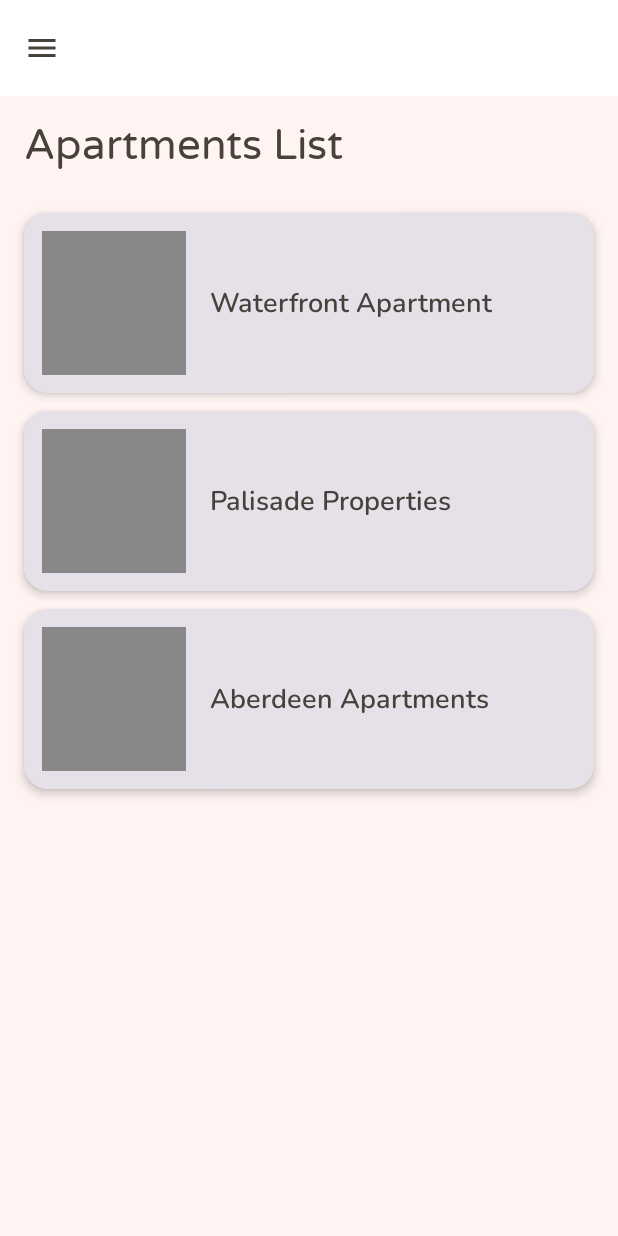
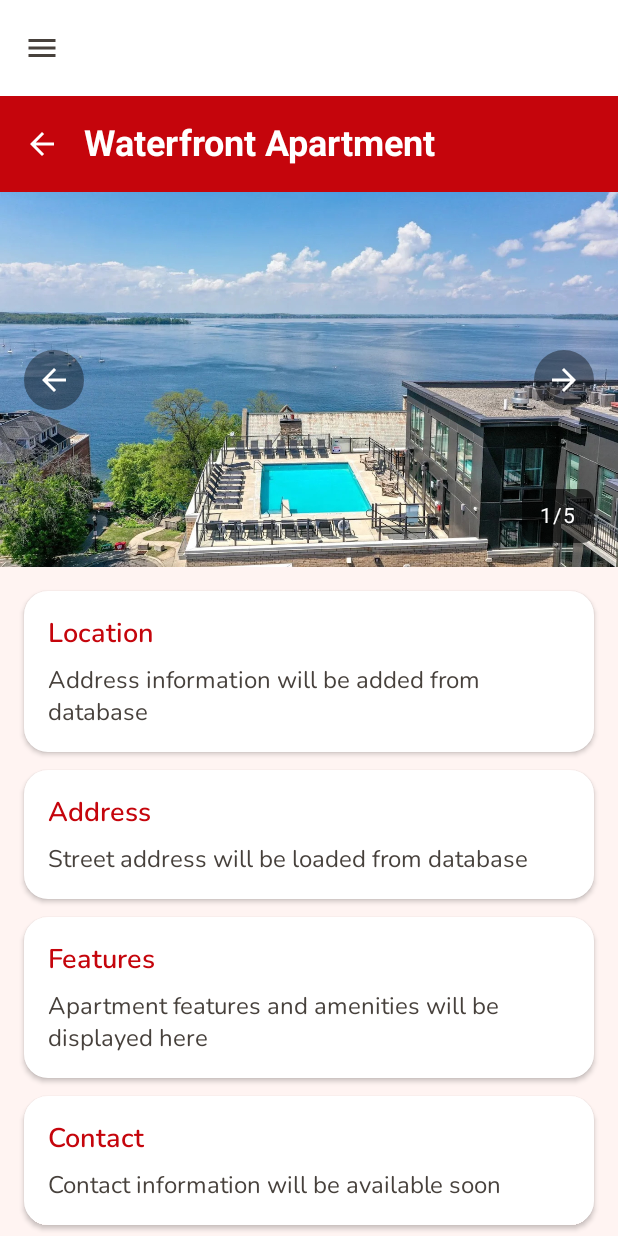
Before and after one commit to Caleb-C6/MadisonMapple, an Android app built with Jetpack Compose: the ApartmentsListScreen screen opened through its navigation route, after a tap on "Waterfront Apartment", on a phone screen of 412 x 824 dp. Run offline under Robolectric (Android 15) with nearby library versions, the phone set to English and light mode, and no system bars; our stand-ins replace Firebase (no records; nobody signed in at launch, a user with empty details on screens opened directly).

Commit message:
added apartment details screens with image galleries

```diff
--- /dev/null
+++ b/app/src/main/java/com/cs407/myapplication/ui/screens/ApartmentDetailScreen.kt
@@ -0,0 +1,215 @@
+package com.cs407.myapplication.ui.screens
+
+import androidx.compose.foundation.Image
+import androidx.compose.foundation.background
+import androidx.compose.foundation.clickable
+import androidx.compose.foundation.layout.*
+import androidx.compose.foundation.rememberScrollState
+import androidx.compose.foundation.shape.RoundedCornerShape
+import androidx.compose.foundation.verticalScroll
+import androidx.compose.material.icons.Icons
+import androidx.compose.material.icons.filled.ArrowBack
+import androidx.compose.material.icons.filled.ArrowForward
+import androidx.compose.material3.*
+import androidx.compose.runtime.*
+import androidx.compose.ui.Alignment
+import androidx.compose.ui.Modifier
+import androidx.compose.ui.graphics.Color
+import androidx.compose.ui.layout.ContentScale
+import androidx.compose.ui.res.painterResource
+import androidx.compose.ui.text.font.FontWeight
+import androidx.compose.ui.unit.dp
+import androidx.compose.ui.unit.sp
+import com.cs407.myapplication.R
+import com.cs407.myapplication.ui.screens.Apartment
+
+@Composable
+fun ApartmentDetailScreen(
+    apartment: Apartment,
+    onBackClick: () -> Unit = {}
+) {
+    var currentImageIndex by remember { mutableStateOf(0) }
+
+    val galleryImages = when (apartment.name) {
+        "Waterfront Apartment" -> listOf(
+            R.drawable.waterfront,
+            R.drawable.waterfontgallary1,
+            R.drawable.waterfontgallary2,
+            R.drawable.waterfontgallary3,
+            R.drawable.waterfontgallary4
+        )
+        "Palisade Properties" -> listOf(
+            R.drawable.palisade,
+            R.drawable.palisadegallary1,
+            R.drawable.palisadegallary2,
+            R.drawable.palisadegallary3,
+            R.drawable.palisadegallary4
+        )
+        "Aberdeen Apartments" -> listOf(
+            R.drawable.aberdeen,
+            R.drawable.aberdeengallary1,
+            R.drawable.aberdeengallary2,
+            R.drawable.aberdeengallary3,
+            R.drawable.aberdeengallary4
+        )
+        else -> listOf(apartment.imageRes)
+    }
+
+    Column(
+        modifier = Modifier
+            .fillMaxSize()
+            .verticalScroll(rememberScrollState())
+    ) {
+        Row(
+            modifier = Modifier
+                .fillMaxWidth()
+                .background(MaterialTheme.colorScheme.primary)
+                .padding(16.dp),
+            verticalAlignment = Alignment.CenterVertically
+        ) {
+            IconButton(
+                onClick = onBackClick,
+                modifier = Modifier.size(24.dp)
+            ) {
+                Icon(
+                    imageVector = Icons.Default.ArrowBack,
+                    contentDescription = "Back",
+                    tint = Color.White
+                )
+            }
+
+            Spacer(modifier = Modifier.width(16.dp))
+
+            Text(
+                text = apartment.name,
+                style = MaterialTheme.typography.headlineSmall,
+                color = Color.White,
+                fontWeight = FontWeight.Bold
+            )
+        }
+
+        Box(
+            modifier = Modifier
+                .fillMaxWidth()
+                .height(250.dp)
+        ) {
+            Image(
+                painter = painterResource(id = galleryImages[currentImageIndex]),
+                contentDescription = "Gallery image ${currentImageIndex + 1}",
+                modifier = Modifier.fillMaxSize(),
+                contentScale = ContentScale.Crop
+            )
+
+            Row(
+                modifier = Modifier
+                    .fillMaxSize()
+                    .padding(horizontal = 16.dp),
+                horizontalArrangement = Arrangement.SpaceBetween,
+                verticalAlignment = Alignment.CenterVertically
+            ) {
+                Icon(
+                    imageVector = Icons.Default.ArrowBack,
+                    contentDescription = "Previous image",
+                    modifier = Modifier
+                        .size(40.dp)
+                        .background(Color.Black.copy(alpha = 0.4f), RoundedCornerShape(50))
+                        .clickable {
+                            currentImageIndex =
+                                (currentImageIndex - 1 + galleryImages.size) % galleryImages.size
+                        }
+                        .padding(8.dp),
+                    tint = Color.White
+                )
+
+                Icon(
+                    imageVector = Icons.Default.ArrowForward,
+                    contentDescription = "Next image",
+                    modifier = Modifier
+                        .size(40.dp)
+                        .background(Color.Black.copy(alpha = 0.4f), RoundedCornerShape(50))
+                        .clickable {
+                            currentImageIndex = (currentImageIndex + 1) % galleryImages.size
+                        }
+                        .padding(8.dp),
+                    tint = Color.White
+                )
+            }
+
+            Text(
+                text = "${currentImageIndex + 1}/${galleryImages.size}",
+                modifier = Modifier
+                    .align(Alignment.BottomEnd)
+                    .padding(16.dp)
+                    .background(Color.Black.copy(alpha = 0.6f), RoundedCornerShape(8.dp))
+                    .padding(horizontal = 12.dp, vertical = 6.dp),
+                color = Color.White,
+                fontSize = 14.sp
+            )
+        }
+
+        Column(
+            modifier = Modifier
+                .fillMaxWidth()
+                .padding(16.dp)
+        ) {
+            InfoCard(
+                title = "Location",
+                content = "Address information will be added from database"
+            )
+
+            Spacer(modifier = Modifier.height(12.dp))
+
+            InfoCard(
+                title = "Address",
+                content = "Street address will be loaded from database"
+            )
+
+            Spacer(modifier = Modifier.height(12.dp))
+
+            InfoCard(
+                title = "Features",
+                content = "Apartment features and amenities will be displayed here"
+            )
+
+            Spacer(modifier = Modifier.height(12.dp))
+
+            InfoCard(
+                title = "Contact",
+                content = "Contact information will be available soon"
+            )
+
+            Spacer(modifier = Modifier.height(12.dp))
+
+            InfoCard(
+                title = "Additional Information",
+                content = "Detailed apartment description will be loaded from the database"
+            )
+        }
+    }
+}
+
+@Composable
+fun InfoCard(title: String, content: String) {
+    Card(
+        modifier = Modifier.fillMaxWidth(),
+        elevation = CardDefaults.cardElevation(defaultElevation = 2.dp),
+        colors = CardDefaults.cardColors(containerColor = MaterialTheme.colorScheme.surface)
+    ) {
+        Column(
+            modifier = Modifier.padding(16.dp)
+        ) {
+            Text(
+                text = title,
+                style = MaterialTheme.typography.titleMedium,
+                fontWeight = FontWeight.Bold,
+                color = MaterialTheme.colorScheme.primary
+            )
+            Spacer(modifier = Modifier.height(8.dp))
+            Text(
+                text = content,
+                style = MaterialTheme.typography.bodyMedium,
+                color = MaterialTheme.colorScheme.onSurface
+            )
+        }
+    }
+}
--- a/app/src/main/java/com/cs407/myapplication/ui/screens/ApartmentsListScreen.kt
+++ b/app/src/main/java/com/cs407/myapplication/ui/screens/ApartmentsListScreen.kt
@@ -1,7 +1,6 @@
 package com.cs407.myapplication.ui.screens
 
 import androidx.compose.foundation.Image
-import androidx.compose.foundation.background
 import androidx.compose.foundation.clickable
 import androidx.compose.foundation.layout.*
 import androidx.compose.foundation.rememberScrollState
@@ -18,14 +17,15 @@ import androidx.compose.ui.unit.dp
 import androidx.compose.ui.layout.ContentScale
 import androidx.compose.ui.res.painterResource
 import com.cs407.myapplication.R
+import androidx.compose.foundation.background
+import com.cs407.myapplication.ui.screens.Apartment
 
 @Composable
-fun ApartmentsListScreen() {
-    // Dummy list of apartments
+fun ApartmentsListScreen(onApartmentClick: (Apartment) -> Unit = {}) {
     val apartments = listOf(
-        "Waterfront Apartment",
-        "Palisade Properties",
-        "Aberdeen Apartments"
+        Apartment("Waterfront Apartment", R.drawable.waterfront),
+        Apartment("Palisade Properties", R.drawable.palisade),
+        Apartment("Aberdeen Apartments", R.drawable.aberdeen)
     )
 
     Column(
@@ -41,13 +41,12 @@ fun ApartmentsListScreen() {
             modifier = Modifier.padding(bottom = 16.dp)
         )
 
-        apartments.forEach { apartmentName ->
+        apartments.forEach { apartment ->
             Card(
                 modifier = Modifier
                     .fillMaxWidth()
-                    // Height for image + text
                     .height(120.dp)
-                    .clickable { /* TODO: Navigate to details, implement later when we have more details */ },
+                    .clickable { onApartmentClick(apartment) },
                 elevation = CardDefaults.cardElevation(defaultElevation = 4.dp)
             ) {
                 Row(
@@ -56,21 +55,19 @@ fun ApartmentsListScreen() {
                         .padding(12.dp),
                     verticalAlignment = Alignment.CenterVertically
                 ) {
-                    // Placeholder image
-                    Box(
+                    Image(
+                        painter = painterResource(id = apartment.imageRes),
+                        contentDescription = "Image of ${apartment.name}",
                         modifier = Modifier
                             .size(96.dp)
-                            .background(Color.Gray)
-                    ) {
-                        // Later replace with Image composable
-
-                    }
+                            .background(Color.LightGray),
+                        contentScale = ContentScale.Crop
+                    )
 
                     Spacer(modifier = Modifier.width(16.dp))
 
-                    // Apartment name
                     Text(
-                        text = apartmentName,
+                        text = apartment.name,
                         style = MaterialTheme.typography.titleMedium
                     )
                 }
--- a/app/src/main/java/com/cs407/myapplication/ui/screens/MapScreen.kt
+++ b/app/src/main/java/com/cs407/myapplication/ui/screens/MapScreen.kt
@@ -15,12 +15,11 @@ import com.google.maps.android.compose.MarkerState
 @Composable
 fun MapScreen() {
 // Defines a state object that controls the camera's position on the map
-    val initLocation = LatLng(43.0731, -89.4012) // Hardcoded coordinates (Singapore)
+    val initLocation = LatLng(43.0731, -89.4012) // Hardcoded coordinates
     val cameraPositionState = rememberCameraPositionState {
 // Sets the initial position and zoom level of the map
         position = CameraPosition.fromLatLngZoom(initLocation, 14f)
     }
-// The GoogleMap composable displays the map UI inside your Compose layout
     GoogleMap(
         modifier = Modifier.fillMaxSize(),
         cameraPositionState = cameraPositionState
--- a/app/src/main/java/com/cs407/myapplication/ui/screens/SlidingMenu.kt
+++ b/app/src/main/java/com/cs407/myapplication/ui/screens/SlidingMenu.kt
@@ -8,12 +8,22 @@ import androidx.compose.material3.*
 import androidx.compose.runtime.*
 import androidx.compose.ui.Modifier
 import androidx.compose.ui.unit.dp
+import androidx.navigation.NavType
 import androidx.navigation.compose.NavHost
+import androidx.compose.ui.res.painterResource
 import androidx.navigation.compose.composable
 import androidx.navigation.compose.currentBackStackEntryAsState
 import androidx.navigation.compose.rememberNavController
+import androidx.navigation.navArgument
+import com.cs407.myapplication.R
 import com.cs407.myapplication.ui.auth.AuthManager
 import kotlinx.coroutines.launch
+
+val apartmentList = listOf(
+    Apartment("Waterfront Apartment", R.drawable.waterfront),
+    Apartment("Palisade Properties", R.drawable.palisade),
+    Apartment("Aberdeen Apartments", R.drawable.aberdeen)
+)
 
 @SuppressLint("UnusedMaterial3ScaffoldPaddingParameter")
 @OptIn(ExperimentalMaterial3Api::class)
@@ -157,7 +167,28 @@ fun SlidingMenu() {
                 }
 
                 composable("apartments") {
-                    ApartmentsListScreen()
+                    ApartmentsListScreen(
+                        onApartmentClick = { apartment ->
+                            // Navigate to apartment detail with the apartment name as parameter
+                            navController.navigate("apartmentDetail/${apartment.name}")
+                        }
+                    )
+                }
+
+                // Add the apartment detail screen with parameter
+                composable(
+                    "apartmentDetail/{apartmentName}",
+                    arguments = listOf(navArgument("apartmentName") { type = NavType.StringType })
+                ) { backStackEntry ->
+                    val apartmentName = backStackEntry.arguments?.getString("apartmentName") ?: ""
+
+                    val apartment = apartmentList.find { it.name == apartmentName }
+                        ?: Apartment("Unknown", R.drawable.waterfront) // fallback
+
+                    ApartmentDetailScreen(
+                        apartment = apartment,
+                        onBackClick = { navController.popBackStack() }
+                    )
                 }
 
                 composable("chat") {
@@ -185,3 +216,8 @@ fun SlidingMenu() {
         }
     }
 }
+
+data class Apartment(
+    val name: String,
+    val imageRes: Int
+)
```
Also changed, not shown: app/src/main/res/drawable/aberdeen.jpg (added), app/src/main/res/drawable/aberdeengallary1.jpg (added), app/src/main/res/drawable/aberdeengallary2.jpg (added), app/src/main/res/drawable/aberdeengallary3.jpg (added), app/src/main/res/drawable/aberdeengallary4.jpg (added), app/src/main/res/drawable/palisade.jpg (added), app/src/main/res/drawable/palisadegallary1.jpg (added), app/src/main/res/drawable/palisadegallary2.jpg (added), app/src/main/res/drawable/palisadegallary3.jpg (added), app/src/main/res/drawable/palisadegallary4.jpg (added), app/src/main/res/drawable/waterfontgallary1.jpg (added), app/src/main/res/drawable/waterfontgallary2.jpg (added), app/src/main/res/drawable/waterfontgallary3.jpg (added), app/src/main/res/drawable/waterfontgallary4.jpg (added), 1 more files.
